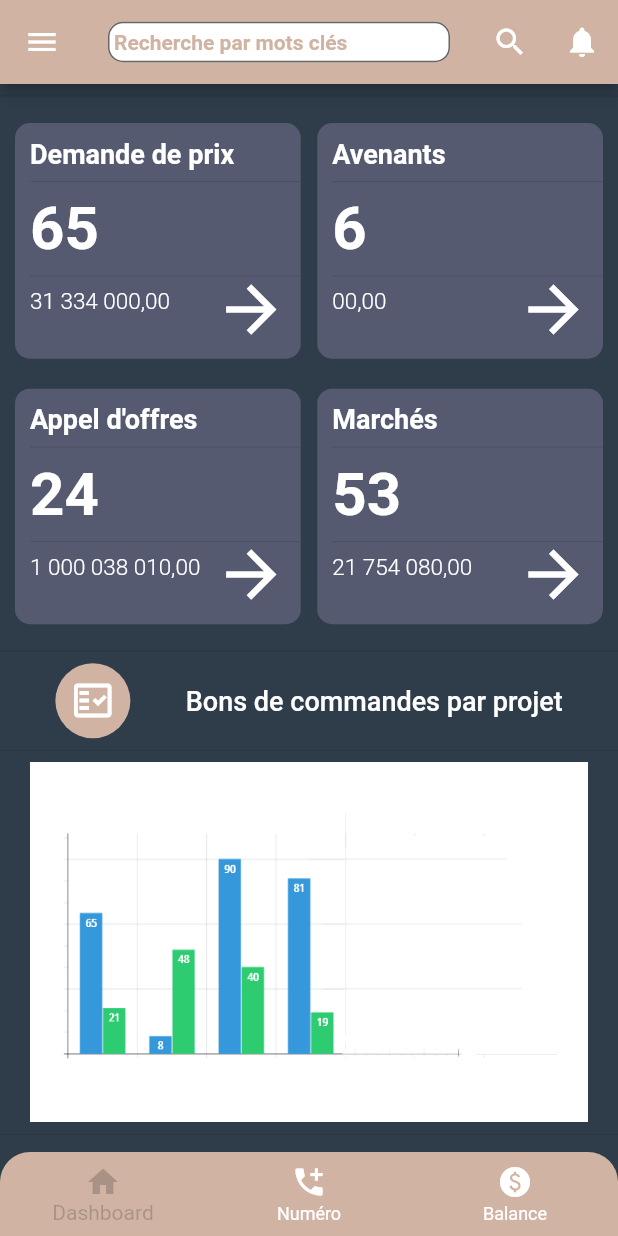
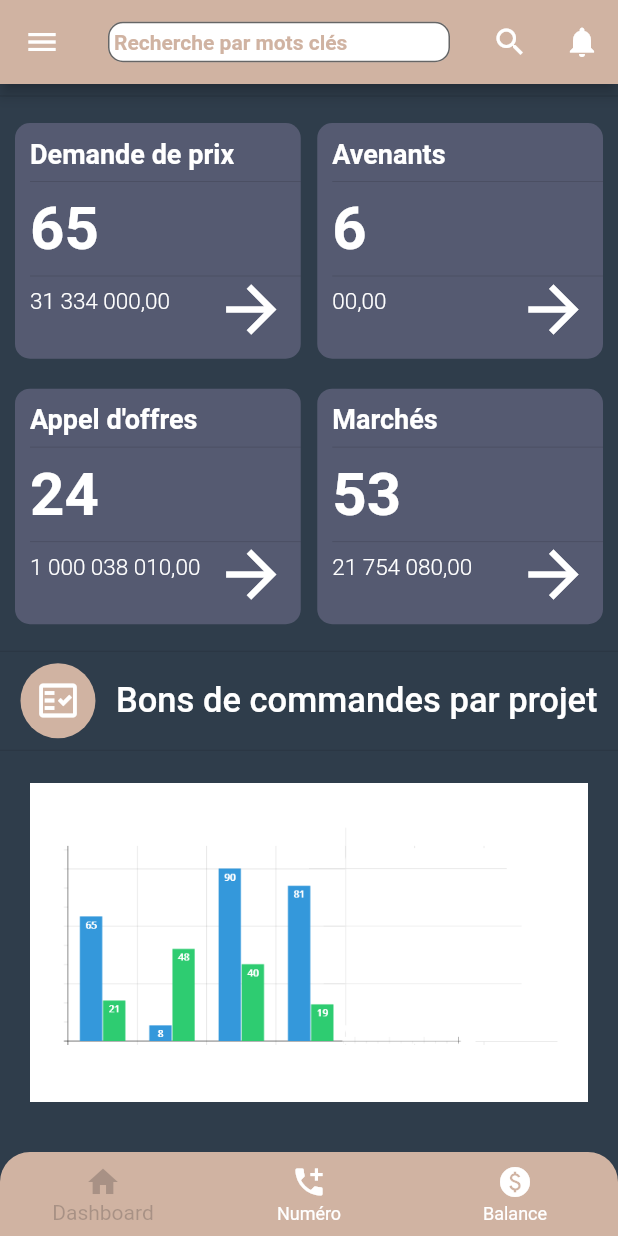
Before and after one commit to akkanour/mobile-application-gestion-achat, a Flutter app: the screen it shows after launch, item 2 of the bottom bar chosen, in the side drawer, after a tap on "Tableau de bord", on a phone screen of 412 x 824 dp. Run offline on Flutter 3.47's test engine with Material 2 defaults, Android fonts, the phone set to English and light mode, and no system bars; our stand-ins replace flutter_slidable; Roboto replaces fonts that are missing (Barlow Semi Condensed).

Commit message:
fix home

```diff
--- a/lib/screens/home.dart
+++ b/lib/screens/home.dart
@@ -309,7 +309,7 @@ class _HomePageState extends State<HomePage> {
                 ),
                 Text('Bons de commandes par projet',
                     style: TextStyle(
-                      fontSize: 18,
+                      fontSize: 23,
                       fontWeight: FontWeight.w500,
                       color: Colors.white,
                     )),
@@ -322,15 +322,14 @@ class _HomePageState extends State<HomePage> {
                 height: 240, // Réglez la hauteur du graphique selon vos besoins
                 decoration: BoxDecoration(
                   borderRadius: BorderRadius.circular(10),
-                  color: Color.fromARGB(0, 255, 255, 255),
+                  color: const Color.fromARGB(0, 255, 255, 255),
                 ),
                 child: Image.asset(
                   'assets/images/untitled-design-19-1-bg.png',
-                  fit: BoxFit.fill,
+                  fit: BoxFit.contain,
                 ),
               ),
             ),
-            Divider(),
           ],
         ),
       ),
@@ -369,12 +368,12 @@ class _HomePageState extends State<HomePage> {
             } else if (index == 1) {
               Navigator.push(
                 context,
-                MaterialPageRoute(builder: (context) => Validation()),
+                MaterialPageRoute(builder: (context) => const Validation()),
               );
             } else if (index == 2) {
               Navigator.push(
                 context,
-                MaterialPageRoute(builder: (context) => Validation()),
+                MaterialPageRoute(builder: (context) => const Validation()),
               );
             }
           },
```
